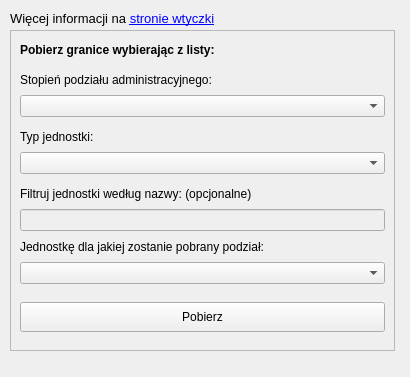
The window that gissupport_plugin/modules/data_downloader/prg/prg_dockwidget.ui (gis-support/gis-support-plugin) describes before a commit, drawn with Qt 5.
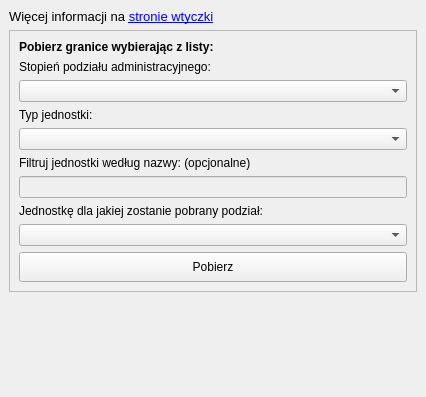
The same window after the commit.

Patch:
```diff
--- a/gissupport_plugin/modules/data_downloader/prg/prg_dockwidget.ui
+++ b/gissupport_plugin/modules/data_downloader/prg/prg_dockwidget.ui
@@ -9,16 +9,10 @@
    <rect>
     <x>0</x>
     <y>0</y>
-    <width>410</width>
-    <height>377</height>
+    <width>426</width>
+    <height>397</height>
    </rect>
   </property>
-  <property name="minimumSize">
-   <size>
-    <width>410</width>
-    <height>360</height>
-   </size>
-  </property>
   <property name="maximumSize">
    <size>
     <width>524287</width>
@@ -29,15 +23,24 @@
    <string>PRG - &amp;granice administracyjne</string>
   </property>
   <widget class="QWidget" name="dockWidgetContents">
+   <layout class="QVBoxLayout" name="verticalLayout_2">
+    <item>
+     <widget class="QLabel" name="label">
+      <property name="font">
+       <font>
+        <pointsize>10</pointsize>
+        <italic>false</italic>
+        <bold>false</bold>
+        <kerning>true</kerning>
+       </font>
+      </property>
+      <property name="text">
+       <string>&lt;html&gt;&lt;head/&gt;&lt;body&gt;&lt;p&gt;Więcej informacji na &lt;a href=&quot;https://gis-support.pl/wtyczka-gis-support/&quot;&gt;&lt;span style=&quot; text-decoration: underline; color:#0000ff;&quot;&gt;stronie wtyczki&lt;/span&gt;&lt;/a&gt;&lt;/p&gt;&lt;/body&gt;&lt;/html&gt;</string>
+      </property>
+     </widget>
+    </item>
+    <item>
    <widget class="QFrame" name="dsf">
-    <property name="geometry">
-     <rect>
-      <x>10</x>
-      <y>30</y>
-      <width>385</width>
-      <height>321</height>
-     </rect>
-    </property>
     <property name="frameShape">
      <enum>QFrame::StyledPanel</enum>
     </property>
@@ -49,7 +52,6 @@
       <widget class="QLabel" name="label_2">
        <property name="font">
         <font>
-         <weight>75</weight>
          <bold>true</bold>
         </font>
        </property>
@@ -58,22 +60,6 @@
        </property>
       </widget>
      </item>
-     <item>
-      <spacer name="verticalSpacer_2">
-       <property name="orientation">
-        <enum>Qt::Vertical</enum>
-       </property>
-       <property name="sizeType">
-        <enum>QSizePolicy::Minimum</enum>
-       </property>
-       <property name="sizeHint" stdset="0">
-        <size>
-         <width>20</width>
-         <height>5</height>
-        </size>
-       </property>
-      </spacer>
-     </item>
      <item>
       <widget class="QLabel" name="label_3">
        <property name="text">
@@ -84,22 +70,6 @@
      <item>
       <widget class="QComboBox" name="entity_division_combobox"/>
      </item>
-     <item>
-      <spacer name="verticalSpacer_3">
-       <property name="orientation">
-        <enum>Qt::Vertical</enum>
-       </property>
-       <property name="sizeType">
-        <enum>QSizePolicy::Fixed</enum>
-       </property>
-       <property name="sizeHint" stdset="0">
-        <size>
-         <width>20</width>
-         <height>4</height>
-        </size>
-       </property>
-      </spacer>
-     </item>
      <item>
       <widget class="QLabel" name="label_4">
        <property name="text">
@@ -110,22 +80,6 @@
      <item>
       <widget class="QComboBox" name="entity_type_combobox"/>
      </item>
-     <item>
-      <spacer name="verticalSpacer_4">
-       <property name="orientation">
-        <enum>Qt::Vertical</enum>
-       </property>
-       <property name="sizeType">
-        <enum>QSizePolicy::Fixed</enum>
-       </property>
-       <property name="sizeHint" stdset="0">
-        <size>
-         <width>20</width>
-         <height>4</height>
-        </size>
-       </property>
-      </spacer>
-     </item>
      <item>
       <widget class="QLabel" name="label_5">
        <property name="text">
@@ -150,22 +104,6 @@
      <item>
       <widget class="QComboBox" name="entity_name_combobox"/>
      </item>
-     <item>
-      <spacer name="verticalSpacer">
-       <property name="orientation">
-        <enum>Qt::Vertical</enum>
-       </property>
-       <property name="sizeType">
-        <enum>QSizePolicy::Fixed</enum>
-       </property>
-       <property name="sizeHint" stdset="0">
-        <size>
-         <width>20</width>
-         <height>12</height>
-        </size>
-       </property>
-      </spacer>
-     </item>
      <item>
       <widget class="QPushButton" name="btn_download">
        <property name="minimumSize">
@@ -179,46 +117,23 @@
        </property>
       </widget>
      </item>
+      </layout>
+     </widget>
+    </item>
      <item>
-      <spacer name="verticalSpacer_5">
+     <spacer name="verticalSpacer">
        <property name="orientation">
         <enum>Qt::Vertical</enum>
        </property>
-       <property name="sizeType">
-        <enum>QSizePolicy::Fixed</enum>
-       </property>
        <property name="sizeHint" stdset="0">
         <size>
          <width>20</width>
-         <height>9</height>
+        <height>40</height>
         </size>
        </property>
       </spacer>
      </item>
     </layout>
-   </widget>
-   <widget class="QLabel" name="label">
-    <property name="geometry">
-     <rect>
-      <x>10</x>
-      <y>10</y>
-      <width>221</width>
-      <height>17</height>
-     </rect>
-    </property>
-    <property name="font">
-     <font>
-      <pointsize>10</pointsize>
-      <weight>50</weight>
-      <italic>false</italic>
-      <bold>false</bold>
-      <kerning>true</kerning>
-     </font>
-    </property>
-    <property name="text">
-     <string>&lt;html&gt;&lt;head/&gt;&lt;body&gt;&lt;p&gt;Więcej informacji na &lt;a href=&quot;https://gis-support.pl/wtyczka-gis-support/&quot;&gt;&lt;span style=&quot; text-decoration: underline; color:#0000ff;&quot;&gt;stronie wtyczki&lt;/span&gt;&lt;/a&gt;&lt;/p&gt;&lt;/body&gt;&lt;/html&gt;</string>
-    </property>
-   </widget>
   </widget>
  </widget>
  <resources/>
```
Lines whose indentation alone changed are shown as unchanged.
